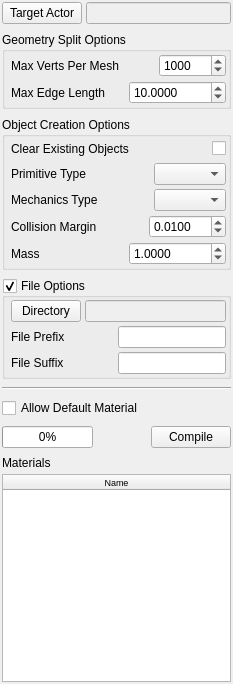
First picture: the form in delta3d/utilities/STAGE/plugins/STPhysicsCompiler/physicscompilerpanel.ui, repository delta3d/delta3d, before the edit.
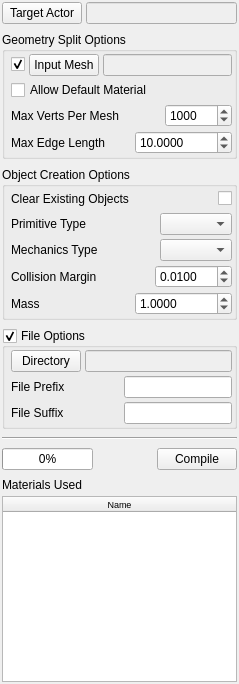
Second picture: the form after the edit.

Commit message: * Added code to the PhysicsActComp for handling more than one PhysicsObject in an array property. * Added code to PhysicsObject for enabling/disabling the old property naming functionality. * Added associated unit tests. * Modified the PhysicsCompilerTool to take input geometry and to assign output physics mesh files to related PhysicsObjects that are generated. * Added a variable to VertexData for holding onto a resource descriptor, if a file is generated for it.

The edit to the form file:
```diff
--- a/delta3d/utilities/STAGE/plugins/STPhysicsCompiler/physicscompilerpanel.ui
+++ b/delta3d/utilities/STAGE/plugins/STPhysicsCompiler/physicscompilerpanel.ui
@@ -6,7 +6,7 @@
    <rect>
     <x>0</x>
     <y>0</y>
-    <width>233</width>
+    <width>239</width>
     <height>684</height>
    </rect>
   </property>
@@ -95,6 +95,56 @@
       <property name="bottomMargin">
        <number>2</number>
       </property>
+      <item>
+       <layout class="QHBoxLayout" name="horizontalLayout_14">
+        <property name="spacing">
+         <number>4</number>
+        </property>
+        <item>
+         <widget class="QCheckBox" name="mInputMeshEnabled">
+          <property name="text">
+           <string/>
+          </property>
+          <property name="checked">
+           <bool>true</bool>
+          </property>
+         </widget>
+        </item>
+        <item>
+         <widget class="QPushButton" name="mButtonInputMeshFile">
+          <property name="maximumSize">
+           <size>
+            <width>70</width>
+            <height>16777215</height>
+           </size>
+          </property>
+          <property name="toolTip">
+           <string>Button to select an alternate mesh to use for compiling physics geometry. Actor geometry is used if this is not set.</string>
+          </property>
+          <property name="text">
+           <string>Input Mesh</string>
+          </property>
+         </widget>
+        </item>
+        <item>
+         <widget class="QLineEdit" name="mInputMeshFile">
+          <property name="enabled">
+           <bool>false</bool>
+          </property>
+         </widget>
+        </item>
+       </layout>
+      </item>
+      <item>
+       <widget class="QCheckBox" name="mAllowDefaultMaterial">
+        <property name="toolTip">
+         <string>If checked, physics geometry referencing the default physics material will be generated for meshes not explicitly flagged with materials.</string>
+        </property>
+        <property name="text">
+         <string>Allow Default Material</string>
+        </property>
+       </widget>
+      </item>
       <item>
        <layout class="QHBoxLayout" name="horizontalLayout_2">
         <property name="spacing">
@@ -549,16 +599,6 @@
      <property name="topMargin">
       <number>0</number>
      </property>
-     <item>
-      <widget class="QCheckBox" name="mAllowDefaultMaterial">
-       <property name="toolTip">
-        <string>If checked, physics geometry referencing the default physics material will be generated for meshes not explicitly flagged with materials.</string>
-       </property>
-       <property name="text">
-        <string>Allow Default Material</string>
-       </property>
-      </widget>
-     </item>
     </layout>
    </item>
    <item>
@@ -612,7 +652,7 @@
         <string>Lists the materials detected and used in the compile process.</string>
        </property>
        <property name="text">
-        <string>Materials</string>
+        <string>Materials Used</string>
        </property>
       </widget>
      </item>
```
The commit also changes 9 other files.
